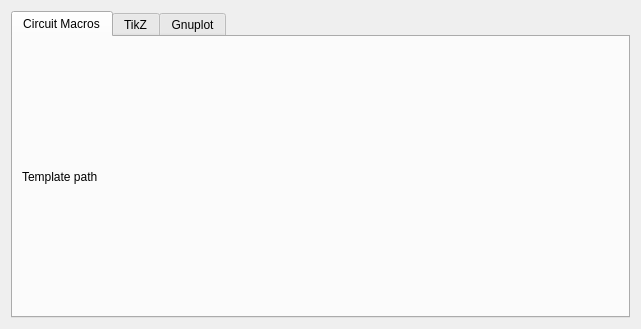
Qt form src/cirkuit_backend_settings.ui (KDE/cirkuit) before a commit.
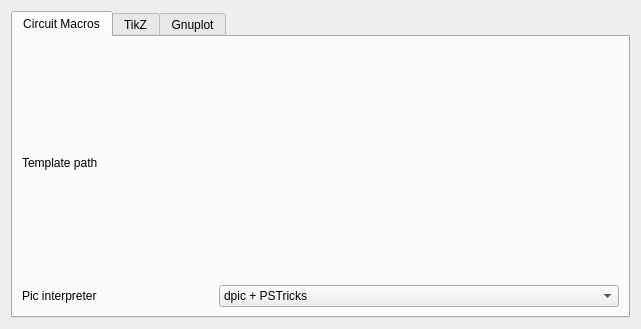
The same form after that commit. Custom widgets are drawn as their Qt base class.

Commit message: Added support for different PIC interpreters

Diff of the .ui file:
```diff
--- a/src/cirkuit_backend_settings.ui
+++ b/src/cirkuit_backend_settings.ui
@@ -41,6 +41,32 @@
          </property>
         </widget>
        </item>
+       <item row="1" column="0">
+        <widget class="QLabel" name="label_4">
+         <property name="text">
+          <string>Pic interpreter</string>
+         </property>
+        </widget>
+       </item>
+       <item row="1" column="1">
+        <widget class="KComboBox" name="kcfg_PicInterpreter">
+         <item>
+          <property name="text">
+           <string>dpic + PSTricks</string>
+          </property>
+         </item>
+         <item>
+          <property name="text">
+           <string>dpic + TikZ</string>
+          </property>
+         </item>
+         <item>
+          <property name="text">
+           <string>gpic</string>
+          </property>
+         </item>
+        </widget>
+       </item>
       </layout>
      </widget>
      <widget class="QWidget" name="tab_2">
@@ -87,6 +113,11 @@
    <extends>QFrame</extends>
    <header>kurlrequester.h</header>
   </customwidget>
+  <customwidget>
+   <class>KComboBox</class>
+   <extends>QComboBox</extends>
+   <header>kcombobox.h</header>
+  </customwidget>
   <customwidget>
    <class>KTabWidget</class>
    <extends>QTabWidget</extends>
```
The commit also changes 6 other files.
